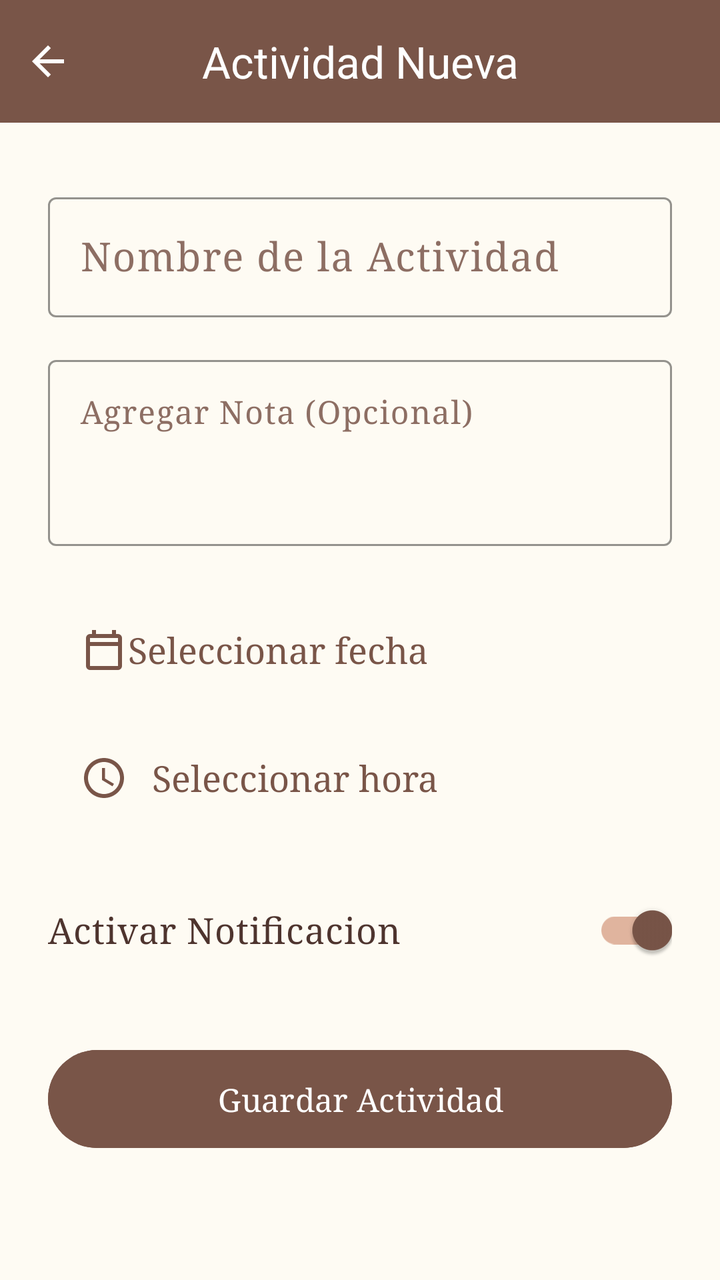
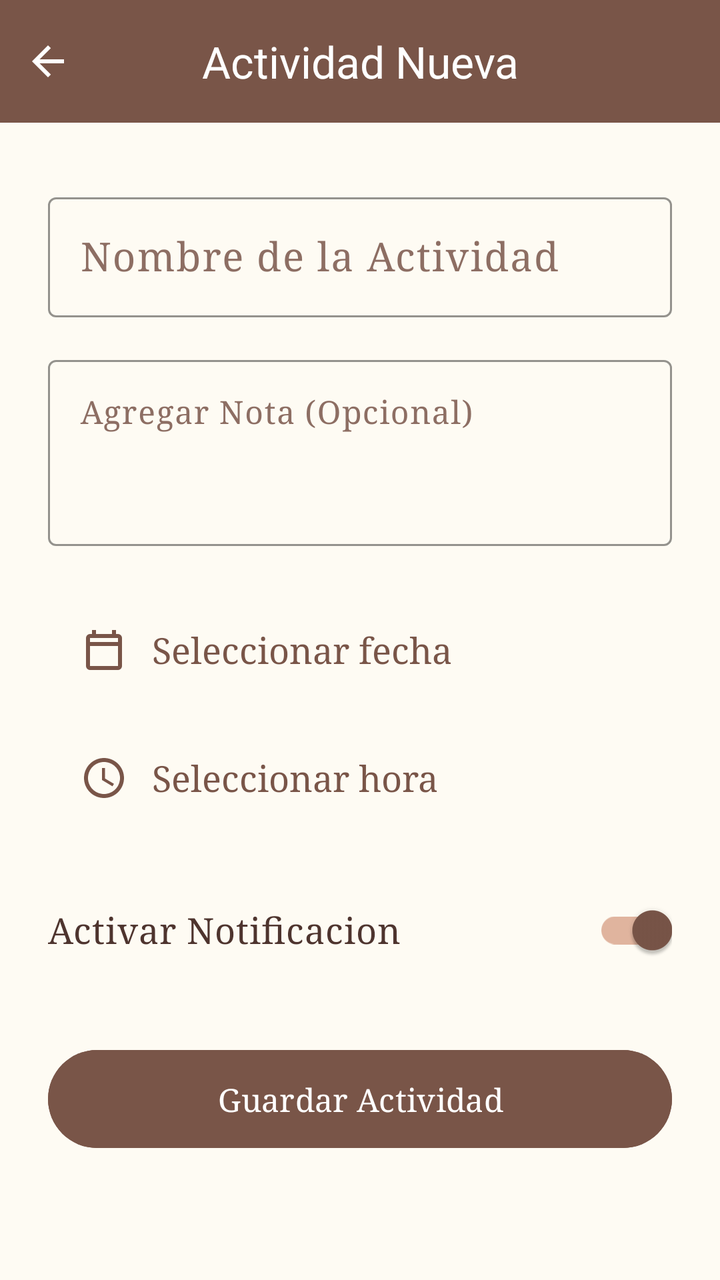

Two renders of the same Android screen: before a commit and after it. Below are the layout's source before the change and the commit's diff.
<!-- AndroidManifest.xml: application theme Theme.ProyectoAula -->
<!-- res/layout/activity_add_reminder.xml -->
<?xml version="1.0" encoding="utf-8"?>
<androidx.constraintlayout.widget.ConstraintLayout xmlns:android="http://schemas.android.com/apk/res/android"
    xmlns:app="http://schemas.android.com/apk/res-auto"    xmlns:tools="http://schemas.android.com/tools"
    android:id="@+id/main"
    android:layout_width="match_parent"
    android:layout_height="match_parent"
    android:background="@color/background_color"
    tools:context=".AddReminderActivity">

    
    <TextView
        android:id="@+id/TittleNewAct"
        android:layout_width="0dp"
        android:layout_height="wrap_content"
        android:background="@color/primary_color"
        android:fontFamily="@font/biz_udpmincho"
        android:gravity="center"
        android:padding="16dp"
        android:text="@string/TittleNewAct"
        android:textAppearance="@style/TextAppearance.Material3.TitleLarge"
        android:textColor="?attr/colorOnPrimary"
        app:layout_constraintEnd_toEndOf="parent"
        app:layout_constraintStart_toStartOf="parent"
        app:layout_constraintTop_toTopOf="parent" />

    
    <ImageButton
        android:id="@+id/btnBackAddReminder"
        android:layout_width="48dp"
        android:layout_height="0dp"
        android:background="?attr/selectableItemBackgroundBorderless"
        android:src="@drawable/ic_arrow_back"
        app:tint="?attr/colorOnPrimary"
        app:layout_constraintBottom_toBottomOf="@+id/TittleNewAct"
        app:layout_constraintStart_toStartOf="parent"
        app:layout_constraintTop_toTopOf="@+id/TittleNewAct" />

    
    <androidx.core.widget.NestedScrollView
        android:layout_width="0dp"
        android:layout_height="0dp"
        android:padding="24dp"
        app:layout_constraintBottom_toBottomOf="parent"
        app:layout_constraintEnd_toEndOf="parent"
        app:layout_constraintStart_toStartOf="parent"
        app:layout_constraintTop_toBottomOf="@+id/TittleNewAct">

        <androidx.constraintlayout.widget.ConstraintLayout
            android:layout_width="match_parent"
            android:layout_height="wrap_content">

            <com.google.android.material.textfield.TextInputLayout
                android:id="@+id/ActNameLayout"
                style="@style/Widget.Material3.TextInputLayout.OutlinedBox"
                android:layout_width="match_parent"
                android:layout_height="wrap_content"
                android:layout_marginTop="8dp"
                android:hint="@string/ActNameEdit"
                android:textColorHint="@color/hint_color"
                app:boxStrokeColor="@color/primary_color"
                app:hintTextColor="@color/primary_color"
                app:layout_constraintTop_toTopOf="parent">

                <com.google.android.material.textfield.TextInputEditText
                    android:id="@+id/ActNameEdit"
                    android:layout_width="match_parent"
                    android:layout_height="wrap_content"
                    android:fontFamily="serif"
                    android:inputType="textCapSentences"
                    android:textColor="@color/text_color"
                    android:textSize="20sp" />

            </com.google.android.material.textfield.TextInputLayout>

            <com.google.android.material.textfield.TextInputLayout
                android:id="@+id/ActNoteLayout"
                style="@style/Widget.Material3.TextInputLayout.OutlinedBox"
                android:layout_width="match_parent"
                android:layout_height="wrap_content"
                android:layout_marginTop="16dp"
                android:hint="@string/ActNoteEdit"
                android:textColorHint="@color/hint_color"
                app:boxStrokeColor="@color/primary_color"
                app:hintTextColor="@color/primary_color"
                app:layout_constraintTop_toBottomOf="@+id/ActNameLayout">

                <com.google.android.material.textfield.TextInputEditText
                    android:id="@+id/ActNoteEdit"
                    android:layout_width="match_parent"
                    android:layout_height="wrap_content"
                    android:fontFamily="serif"
                    android:gravity="top|start"
                    android:inputType="textMultiLine"
                    android:lines="3"
                    android:textColor="@color/text_color" />

            </com.google.android.material.textfield.TextInputLayout>

            
            <TextView
                android:id="@+id/fecha_save"
                android:layout_width="match_parent"
                android:layout_height="wrap_content"
                android:layout_marginTop="24dp"
                android:background="?attr/selectableItemBackground"
                android:clickable="true"
                android:focusable="true"
                android:fontFamily="serif"
                android:gravity="left|center_vertical"
                android:padding="16dp"
                android:text="@string/add_reminder_select_date"
                android:textColor="@color/primary_color"
                android:textSize="18sp"
                app:drawableStartCompat="@drawable/icon_date"
                app:drawableTint="@color/primary_color"
                app:layout_constraintTop_toBottomOf="@+id/ActNoteLayout"
                tools:ignore="RtlHardcoded" />

            
            <TextView
                android:id="@+id/TimeReminder"
                android:layout_width="match_parent"
                android:layout_height="wrap_content"
                android:layout_marginTop="8dp"
                android:background="?attr/selectableItemBackground"
                android:clickable="true"
                android:drawablePadding="12dp"
                android:focusable="true"
                android:fontFamily="serif"
                android:gravity="left|center_vertical"
                android:padding="16dp"
                android:text="@string/add_reminder_select_time"
                android:textColor="@color/primary_color"
                android:textSize="18sp"
                app:drawableStartCompat="@drawable/ic_time"
                app:drawableTint="@color/primary_color"
                app:layout_constraintTop_toBottomOf="@+id/fecha_save"
                tools:ignore="RtlHardcoded" />

            
            <com.google.android.material.switchmaterial.SwitchMaterial
                android:id="@+id/NotificationSwitch"
                android:layout_width="match_parent"
                android:layout_height="wrap_content"
                android:layout_marginTop="24dp"
                android:checked="true"
                android:fontFamily="serif"
                android:text="@string/NotificationSwitch"
                android:textColor="@color/text_color"
                android:textSize="18sp"
                app:thumbTint="@color/primary_color"
                app:trackTint="@color/peach_accent"
                app:layout_constraintTop_toBottomOf="@+id/TimeReminder"
                app:layout_constraintStart_toStartOf="parent"
                app:layout_constraintEnd_toEndOf="parent" />

            
            <com.google.android.material.button.MaterialButton
                android:id="@+id/ButtonSave"
                android:layout_width="match_parent"
                android:layout_height="wrap_content"
                android:layout_marginTop="32dp"
                android:layout_marginBottom="16dp"
                android:backgroundTint="@color/primary_color"
                android:fontFamily="serif"
                android:padding="14dp"
                android:text="@string/ButtonSave"
                android:textColor="@color/white"
                android:textSize="16sp"
                app:layout_constraintBottom_toBottomOf="parent"
                app:layout_constraintTop_toBottomOf="@+id/NotificationSwitch" />

        </androidx.constraintlayout.widget.ConstraintLayout>
    </androidx.core.widget.NestedScrollView>

</androidx.constraintlayout.widget.ConstraintLayout>
<!-- resources referenced by this layout -->
<resources>
  <color name="background_color">#FFFEFBF3</color>
  <color name="hint_color">#FF8D6E63</color>
  <color name="peach_accent">#FFE0B49E</color>
  <color name="primary_color">#FF795548</color>
  <color name="text_color">#FF4E342E</color>
  <color name="white">#FFFFFFFF</color>
  <!-- drawable ic_arrow_back (drawable) -->
  <vector xmlns:android="http://schemas.android.com/apk/res/android" android:autoMirrored="true" android:height="24dp" android:tint="#000000" android:viewportHeight="960" android:viewportWidth="960" android:width="24dp">
        
      <path android:fillColor="@android:color/white" android:pathData="M313,520L537,744L480,800L160,480L480,160L537,216L313,440L800,440L800,520L313,520Z"/>
      
  </vector>
  <!-- drawable icon_date (drawable) -->
  <vector xmlns:android="http://schemas.android.com/apk/res/android"
      android:width="24dp"
      android:height="24dp"
      android:viewportWidth="960"
      android:viewportHeight="960">
    <path
        android:pathData="M200,880q-33,0 -56.5,-23.5T120,800v-560q0,-33 23.5,-56.5T200,160h40v-80h80v80h320v-80h80v80h40q33,0 56.5,23.5T840,240v560q0,33 -23.5,56.5T760,880L200,880ZM200,800h560v-400L200,400v400ZM200,320h560v-80L200,240v80ZM200,320v-80,80Z"
        android:fillColor="#e3e3e3"/>
  </vector>
  <string name="ActNameEdit" translatable="false">Nombre de la Actividad</string>
  <string name="ActNoteEdit" translatable="false">Agregar Nota (Opcional)</string>
  <string name="ButtonSave" translatable="false">Guardar Actividad</string>
  <string name="NotificationSwitch" translatable="false">Activar Notificacion</string>
  <string name="TittleNewAct" translatable="false">Actividad Nueva</string>
  <string name="add_reminder_select_date" translatable="false">Seleccionar fecha</string>
  <string name="add_reminder_select_time" translatable="false">Seleccionar hora</string>
  
      //Barra Lateral
  <style name="Theme.ProyectoAula" parent="Base.Theme.ProyectoAula" />
  <color name="background_color_things">#FFF5E6D3</color>
  <style name="CustomTimePickerTheme" parent="ThemeOverlay.MaterialComponents.TimePicker">
          <item name="colorPrimary">@color/primary_color</item>
          <item name="colorOnPrimary">@color/white</item>
          <item name="colorSurface">@color/background_color</item>
          <item name="colorOnSurface">@color/text_color</item>
          
          <item name="colorSecondaryContainer">@color/peach_accent</item>
          <item name="colorOnSecondaryContainer">@color/text_color</item>
      </style>
  <!-- unchanged entries left out for length: 2 -->
</resources>

<!-- the commit's change to res/layout/activity_add_reminder.xml (unified diff, before → after) -->
@@ -1,13 +1,13 @@
 <?xml version="1.0" encoding="utf-8"?>
 <androidx.constraintlayout.widget.ConstraintLayout xmlns:android="http://schemas.android.com/apk/res/android"
-    xmlns:app="http://schemas.android.com/apk/res-auto"    xmlns:tools="http://schemas.android.com/tools"
+    xmlns:app="http://schemas.android.com/apk/res-auto"
+    xmlns:tools="http://schemas.android.com/tools"
     android:id="@+id/main"
     android:layout_width="match_parent"
     android:layout_height="match_parent"
     android:background="@color/background_color"
     tools:context=".AddReminderActivity">
 
-    
     <TextView
         android:id="@+id/TittleNewAct"
         android:layout_width="0dp"
@@ -23,19 +23,18 @@
         app:layout_constraintStart_toStartOf="parent"
         app:layout_constraintTop_toTopOf="parent" />
 
-    
     <ImageButton
         android:id="@+id/btnBackAddReminder"
         android:layout_width="48dp"
         android:layout_height="0dp"
         android:background="?attr/selectableItemBackgroundBorderless"
+        android:contentDescription="@string/nav_opcion3"
         android:src="@drawable/ic_arrow_back"
-        app:tint="?attr/colorOnPrimary"
         app:layout_constraintBottom_toBottomOf="@+id/TittleNewAct"
         app:layout_constraintStart_toStartOf="parent"
-        app:layout_constraintTop_toTopOf="@+id/TittleNewAct" />
+        app:layout_constraintTop_toTopOf="@+id/TittleNewAct"
+        app:tint="?attr/colorOnPrimary" />
 
-    
     <androidx.core.widget.NestedScrollView
         android:layout_width="0dp"
         android:layout_height="0dp"
@@ -96,7 +95,6 @@
 
             </com.google.android.material.textfield.TextInputLayout>
 
-            
             <TextView
                 android:id="@+id/fecha_save"
                 android:layout_width="match_parent"
@@ -104,19 +102,18 @@
                 android:layout_marginTop="24dp"
                 android:background="?attr/selectableItemBackground"
                 android:clickable="true"
+                android:drawablePadding="12dp"
                 android:focusable="true"
                 android:fontFamily="serif"
-                android:gravity="left|center_vertical"
+                android:gravity="start|center_vertical"
                 android:padding="16dp"
                 android:text="@string/add_reminder_select_date"
                 android:textColor="@color/primary_color"
                 android:textSize="18sp"
                 app:drawableStartCompat="@drawable/icon_date"
                 app:drawableTint="@color/primary_color"
-                app:layout_constraintTop_toBottomOf="@+id/ActNoteLayout"
-                tools:ignore="RtlHardcoded" />
+                app:layout_constraintTop_toBottomOf="@+id/ActNoteLayout" />
 
-            
             <TextView
                 android:id="@+id/TimeReminder"
                 android:layout_width="match_parent"
@@ -127,17 +124,15 @@
                 android:drawablePadding="12dp"
                 android:focusable="true"
                 android:fontFamily="serif"
-                android:gravity="left|center_vertical"
+                android:gravity="start|center_vertical"
                 android:padding="16dp"
                 android:text="@string/add_reminder_select_time"
                 android:textColor="@color/primary_color"
                 android:textSize="18sp"
                 app:drawableStartCompat="@drawable/ic_time"
                 app:drawableTint="@color/primary_color"
-                app:layout_constraintTop_toBottomOf="@+id/fecha_save"
-                tools:ignore="RtlHardcoded" />
+                app:layout_constraintTop_toBottomOf="@+id/fecha_save" />
 
-            
             <com.google.android.material.switchmaterial.SwitchMaterial
                 android:id="@+id/NotificationSwitch"
                 android:layout_width="match_parent"
@@ -148,27 +143,44 @@
                 android:text="@string/NotificationSwitch"
                 android:textColor="@color/text_color"
                 android:textSize="18sp"
+                app:layout_constraintEnd_toEndOf="parent"
+                app:layout_constraintStart_toStartOf="parent"
+                app:layout_constraintTop_toBottomOf="@+id/TimeReminder"
                 app:thumbTint="@color/primary_color"
-                app:trackTint="@color/peach_accent"
-                app:layout_constraintTop_toBottomOf="@+id/TimeReminder"
-                app:layout_constraintStart_toStartOf="parent"
-                app:layout_constraintEnd_toEndOf="parent" />
+                app:trackTint="@color/peach_accent" />
 
-            
             <com.google.android.material.button.MaterialButton
                 android:id="@+id/ButtonSave"
                 android:layout_width="match_parent"
                 android:layout_height="wrap_content"
                 android:layout_marginTop="32dp"
-                android:layout_marginBottom="16dp"
                 android:backgroundTint="@color/primary_color"
                 android:fontFamily="serif"
                 android:padding="14dp"
                 android:text="@string/ButtonSave"
                 android:textColor="@color/white"
                 android:textSize="16sp"
+                app:layout_constraintTop_toBottomOf="@+id/NotificationSwitch" />
+
+            <TextView
+                android:id="@+id/warningMessage"
+                android:layout_width="0dp"
+                android:layout_height="wrap_content"
+                android:layout_marginTop="16dp"
+                android:layout_marginBottom="16dp"
+                android:background="@drawable/warning_backround"
+                android:drawablePadding="8dp"
+                android:padding="12dp"
+                android:text="@string/advertencia_AddReminder"
+                android:textColor="@color/warning_text_color"
+                android:textSize="14sp"
+                android:visibility="gone"
+                app:drawableStartCompat="@drawable/ic_warning"
                 app:layout_constraintBottom_toBottomOf="parent"
-                app:layout_constraintTop_toBottomOf="@+id/NotificationSwitch" />
+                app:layout_constraintEnd_toEndOf="parent"
+                app:layout_constraintStart_toStartOf="parent"
+                app:layout_constraintTop_toBottomOf="@+id/ButtonSave"
+                tools:visibility="visible" />
 
         </androidx.constraintlayout.widget.ConstraintLayout>
     </androidx.core.widget.NestedScrollView>
<!-- resource entries referenced after the edit -->
@@ -5,12 +5,26 @@
   <color name="peach_accent">#FFE0B49E</color>
   <color name="primary_color">#FF795548</color>
   <color name="text_color">#FF4E342E</color>
+  <color name="warning_text_color">#756200</color>
   <color name="white">#FFFFFFFF</color>
   <!-- drawable ic_arrow_back (drawable) -->
   <vector xmlns:android="http://schemas.android.com/apk/res/android" android:autoMirrored="true" android:height="24dp" android:tint="#000000" android:viewportHeight="960" android:viewportWidth="960" android:width="24dp">
         
       <path android:fillColor="@android:color/white" android:pathData="M313,520L537,744L480,800L160,480L480,160L537,216L313,440L800,440L800,520L313,520Z"/>
       
+  </vector>
+  <!-- drawable ic_warning (drawable) -->
+  <vector xmlns:android="http://schemas.android.com/apk/res/android"
+      android:width="24dp"
+      android:height="24dp"
+      android:viewportWidth="24.0"
+      android:viewportHeight="24.0"
+      android:tint="?attr/colorControlNormal"> 
+  
+      <path
+          android:fillColor="@android:color/white"
+          android:pathData="M1,21h22L12,2 1,21zM13,18h-2v-2h2v2zM13,14h-2v-4h2v4z"/>
+  
   </vector>
   <!-- drawable icon_date (drawable) -->
   <vector xmlns:android="http://schemas.android.com/apk/res/android"
@@ -22,6 +36,12 @@
         android:pathData="M200,880q-33,0 -56.5,-23.5T120,800v-560q0,-33 23.5,-56.5T200,160h40v-80h80v80h320v-80h80v80h40q33,0 56.5,23.5T840,240v560q0,33 -23.5,56.5T760,880L200,880ZM200,800h560v-400L200,400v400ZM200,320h560v-80L200,240v80ZM200,320v-80,80Z"
         android:fillColor="#e3e3e3"/>
   </vector>
+  <!-- drawable warning_backround (drawable) -->
+  <?xml version="1.0" encoding="utf-8"?>
+  <shape xmlns:android="http://schemas.android.com/apk/res/android"
+      android:shape="rectangle"><solid android:color="@color/warning_background_color" />
+      <corners android:radius="8dp" />
+  </shape>
   <string name="ActNameEdit" translatable="false">Nombre de la Actividad</string>
   <string name="ActNoteEdit" translatable="false">Agregar Nota (Opcional)</string>
   <string name="ButtonSave" translatable="false">Guardar Actividad</string>
@@ -29,9 +49,12 @@
   <string name="TittleNewAct" translatable="false">Actividad Nueva</string>
   <string name="add_reminder_select_date" translatable="false">Seleccionar fecha</string>
   <string name="add_reminder_select_time" translatable="false">Seleccionar hora</string>
+  <string name="advertencia_AddReminder">Puede que la primera vez que se añada una actividad esta aparezca dos veces, no causa problemas técnicos pero sí estéticos.</string>
   
       //Barra Lateral
+  <string name="nav_opcion3" translatable="false">Ver Grupos</string>
   <style name="Theme.ProyectoAula" parent="Base.Theme.ProyectoAula" />
+  <color name="warning_background_color">#22FFB700</color>
   <color name="background_color_things">#FFF5E6D3</color>
   <style name="CustomTimePickerTheme" parent="ThemeOverlay.MaterialComponents.TimePicker">
           <item name="colorPrimary">@color/primary_color</item>
